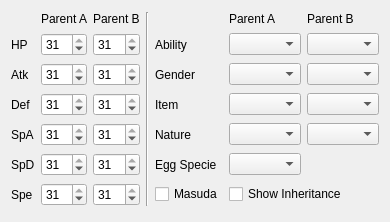
Old version of the form Source/Form/Controls/EggSettings.ui in the repository Admiral-Fish/PokeFinder.
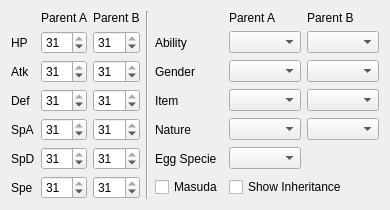
New version of the form. Custom widgets are drawn as their Qt base class.

```diff
--- a/Source/Form/Controls/EggSettings.ui
+++ b/Source/Form/Controls/EggSettings.ui
@@ -6,8 +6,8 @@
    <rect>
     <x>0</x>
     <y>0</y>
-    <width>373</width>
-    <height>222</height>
+    <width>370</width>
+    <height>202</height>
    </rect>
   </property>
   <layout class="QGridLayout" name="gridLayout">
```
